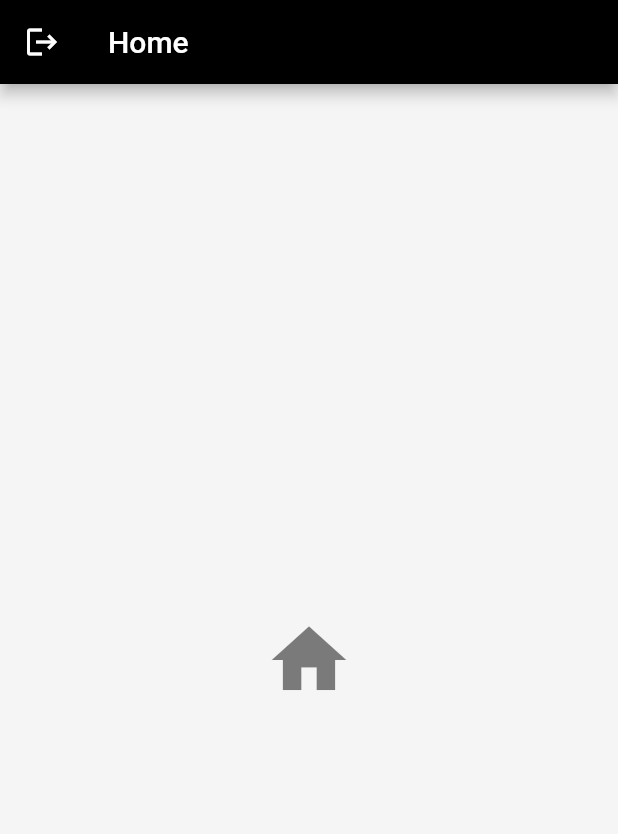
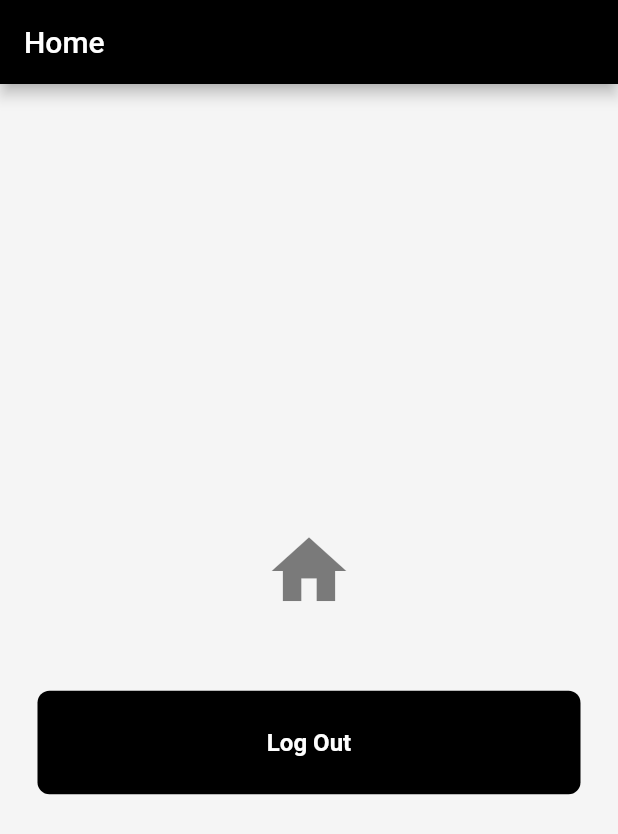
Before and after one commit to JeevsDev/fluttersharedprefs, a Flutter app: the screen it shows after launch, after a tap on "Sign In", on a phone screen of 412 x 824 dp. Shown: the top 834 px of the screen. Run offline on Flutter 3.47's test engine with Material 2 defaults, Android fonts, the phone set to English and light mode, and no system bars; our stand-ins replace shared_preferences.

Commit message:
Bug fixes

```diff
--- a/lib/pages/home_page.dart
+++ b/lib/pages/home_page.dart
@@ -1,5 +1,6 @@
 import 'dart:async';
 import 'package:flutter/material.dart';
+import 'package:fluttersharedprefs/components/my_button.dart';
 import 'package:fluttersharedprefs/pages/login_page.dart';
 import 'package:fluttersharedprefs/pages/splash_screen.dart';
 import 'package:shared_preferences/shared_preferences.dart';
@@ -14,26 +15,36 @@ class HomePage extends StatefulWidget {
 
 class _HomePageState extends State<HomePage> {
 
-  Timer? _timer;
+  static Timer? _timer;
+  static const autoLogoutTimer = 15;
 
   @override
   void initState() {
     super.initState();
-    _initializeTimer();
+    startNewTimer();
   }
 
-  void _initializeTimer() {
-    if (_timer != null) {
-      _timer?.cancel;
+
+  Future<void> timedOut() async {
+    stopTimer();
+    Navigator.push(context, MaterialPageRoute(builder: (context) => LoginPage()));
   }
 
-    _timer = Timer(const Duration(seconds: 15), () => _handleInactivity());
+
+  void startNewTimer() {
+    stopTimer();
+
+    _timer = Timer(const Duration(seconds: 15), timedOut);
+
   }
 
-  void _handleInactivity() {
+
+  void stopTimer() {
+    if (_timer != null || (_timer?.isActive != null && _timer!.isActive)) {
       _timer?.cancel();
-    _timer = null;
-    Navigator.push(context, MaterialPageRoute(builder: (context) => LoginPage()));
+  }
+
+
   }
 
 
@@ -41,14 +52,28 @@ class _HomePageState extends State<HomePage> {
   Widget build(BuildContext context) {
 
     return GestureDetector(
-      behavior: HitTestBehavior.translucent,
-      onTap: () => _initializeTimer(),
+      behavior: HitTestBehavior.deferToChild,
+      onTap: () => startNewTimer(),
       child: Scaffold(
         appBar: AppBar(
         title: const Text('Home'),
         backgroundColor: Colors.black,
-        leading: GestureDetector(
-          onTap: () async {
+        ),
+        body: Container(
+          color: Colors.grey[100],
+          child: Column(
+            mainAxisAlignment: MainAxisAlignment.center,
+            children: [
+
+              Center(
+                child: Icon(Icons.home, color: Colors.black.withOpacity(0.5), size: 60),
+
+              ),
+
+              const SizedBox(height: 50),
+
+              Center(
+                child: MyButton(onTap: () async {
 
                   var sharedPref = await SharedPreferences.getInstance();
                   sharedPref.setBool(SplashScreenState.LOGINKEY, false);
@@ -57,13 +82,11 @@ class _HomePageState extends State<HomePage> {
                   // ignore: use_build_context_synchronously
                   Navigator.pushReplacement(context, MaterialPageRoute(builder: (context) => LoginPage()));},
 
-          child: const Icon(Icons.logout)),
+                  text: "Log Out"),
+              ),
 
-        ),
-        body: Container(
-          color: Colors.grey[100],
-          child: Center(
-            child: Icon(Icons.home, color: Colors.black.withOpacity(0.5), size: 60),
+
+            ],
           ),
         ),
       ),
```
Lines whose indentation alone changed are shown as unchanged.
